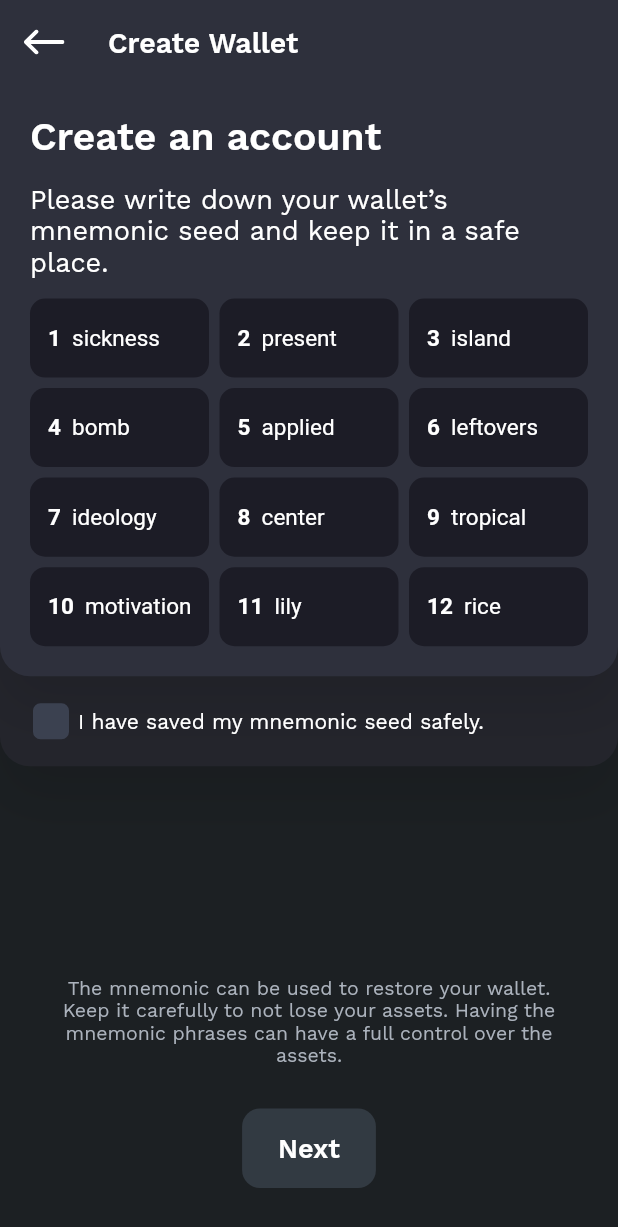
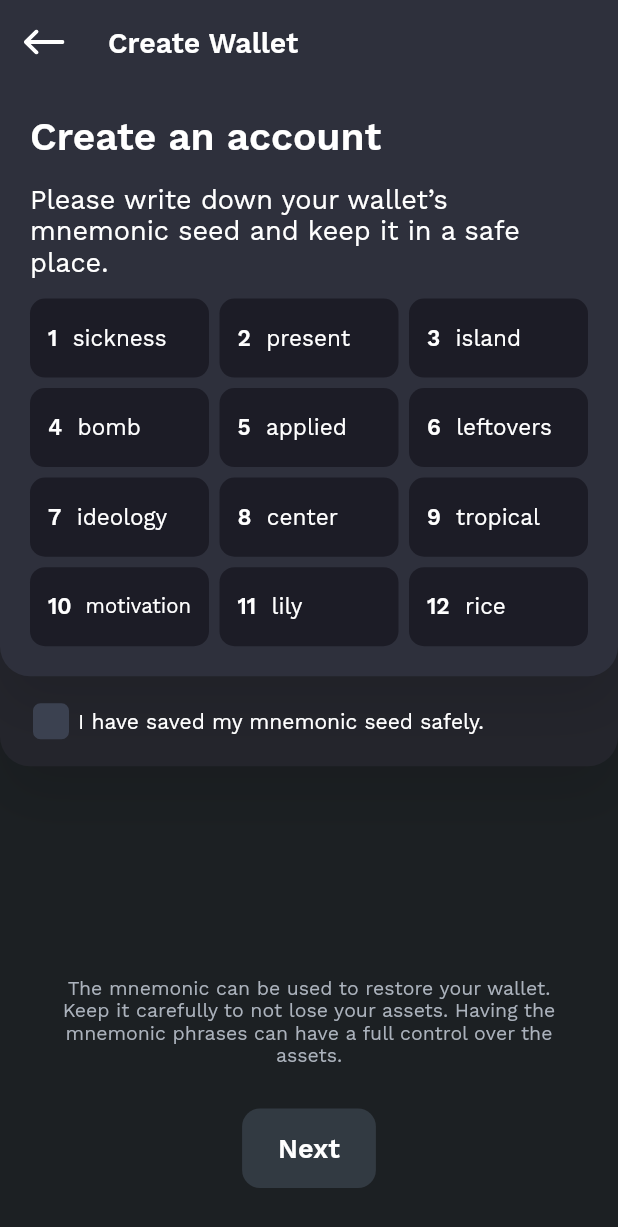
Before and after one commit to windbaggary/polkadex-mobile-app, a Flutter app: the MnemonicGeneratedScreen screen opened directly, after a tap on "Next", on a phone screen of 412 x 824 dp. Shown: the top 1227 px of the screen. Run offline on Flutter 3.47's test engine with Material 2 defaults, Android fonts, the phone set to English and light mode, and no system bars; drawn by our look-alikes of dotted_border; our stand-ins replace flutter_svg, fluttertoast, get_it, image_picker, permission_handler, share_plus and 1 more; missing offline and left inert: clipboard, file_saver, flutter_inappwebview, qr_code_scanner; project files that could hold a hidden picture were left out.

Commit message:
fix: adjust mnemonic word to be fitted accordingly in the widget

```diff
--- a/lib/features/setup/presentation/widgets/generated_mnemonic_word_widget.dart
+++ b/lib/features/setup/presentation/widgets/generated_mnemonic_word_widget.dart
@@ -21,6 +21,32 @@ class GeneratedMnemonicWordWidget extends StatefulWidget {
 
 class _GeneratedMnemonicWordWidgetState
     extends State<GeneratedMnemonicWordWidget> {
+  Widget _mnemonicWordBaseWidget() {
+    return Padding(
+      padding: const EdgeInsets.symmetric(horizontal: 12),
+      child: Align(
+        alignment: Alignment.centerLeft,
+        child: Row(
+          children: [
+            Text(
+              '${widget.wordNumber}',
+              style: tsS15W600CFF,
+            ),
+            Flexible(
+              child: FittedBox(
+                fit: BoxFit.fitWidth,
+                child: Text(
+                  '  ${widget.mnemonicWord}',
+                  style: tsS15W400CFF,
+                ),
+              ),
+            )
+          ],
+        ),
+      ),
+    );
+  }
+
   Widget _placeholderWhileDragWidget() {
     return Container(
       decoration: BoxDecoration(
@@ -40,21 +66,7 @@ class _GeneratedMnemonicWordWidgetState
           color: colorE6007A,
           borderRadius: BorderRadius.circular(10),
         ),
-        child: Padding(
-          padding: const EdgeInsets.only(left: 12),
-          child: Align(
-            alignment: Alignment.centerLeft,
-            child: Text.rich(
-              TextSpan(
-                text: '${widget.wordNumber}  ',
-                style: tsS15W600CFF,
-                children: <TextSpan>[
-                  TextSpan(text: widget.mnemonicWord, style: tsS15W400CFF),
-                ],
-              ),
-            ),
-          ),
-        ),
+        child: _mnemonicWordBaseWidget(),
       ),
     );
   }
@@ -81,22 +93,7 @@ class _GeneratedMnemonicWordWidgetState
                       : colorE6007A.withOpacity(0.20),
                   borderRadius: BorderRadius.circular(10),
                 ),
-                child: Padding(
-                  padding: const EdgeInsets.only(left: 12),
-                  child: Align(
-                    alignment: Alignment.centerLeft,
-                    child: Text.rich(
-                      TextSpan(
-                        text: '${widget.wordNumber}  ',
-                        style: tsS15W600CFF,
-                        children: <TextSpan>[
-                          TextSpan(
-                              text: widget.mnemonicWord, style: tsS15W400CFF),
-                        ],
-                      ),
-                    ),
-                  ),
-                ),
+                child: _mnemonicWordBaseWidget(),
               ),
             ),
           );
```
